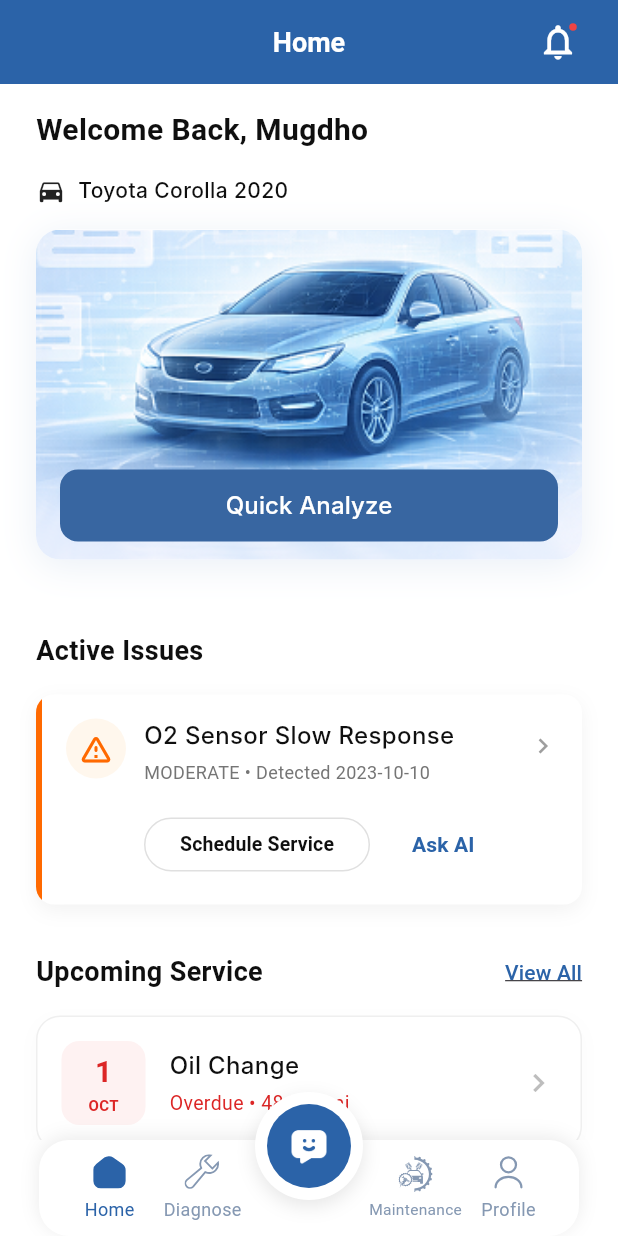
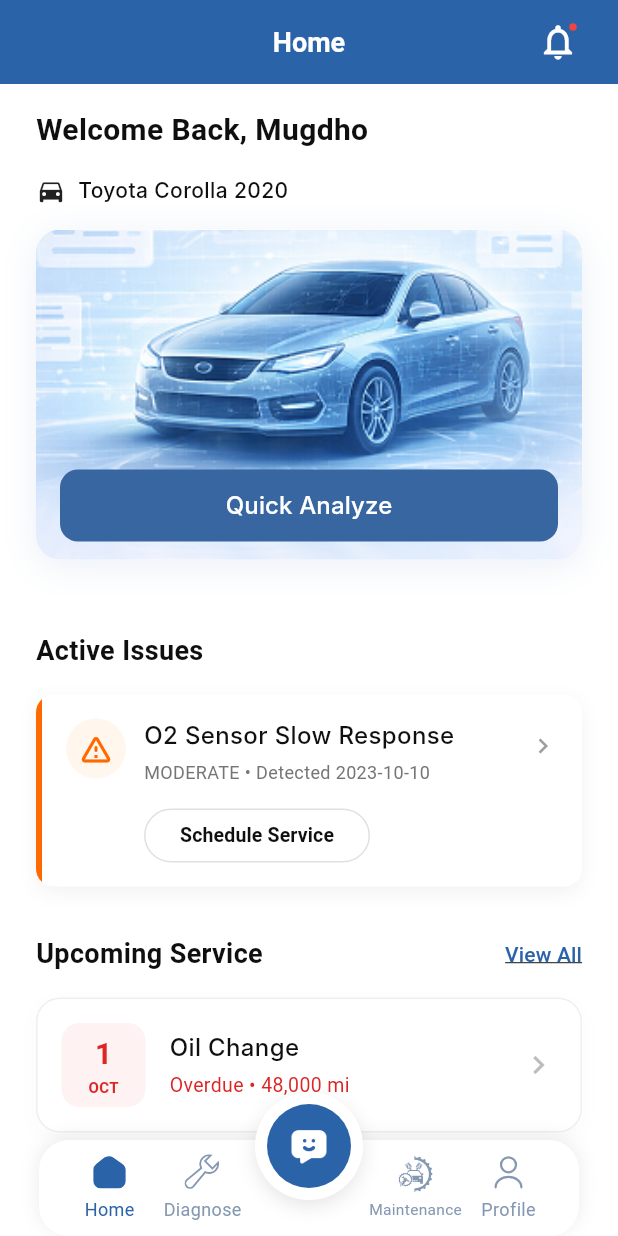
Before and after one commit to Shimulraj0/AI_CAR_MAINTAINANCE, a Flutter app: the HomeView screen opened by its route, on a phone screen of 412 x 824 dp. Run offline on Flutter 3.47's test engine with Material 3 defaults, Android fonts, the light colour scheme and no system bars; our stand-ins replace flutter_svg, get, image_picker; Roboto replaces fonts that are missing (Archivo, Inter); project files that could hold a hidden picture were left out.

Commit message:
chore: Adjust Xcode build settings to only build active architecture and remove the 'Ask AI' button from the home view.

```diff
--- a/lib/views/home/home_view.dart
+++ b/lib/views/home/home_view.dart
@@ -333,20 +333,6 @@ class HomeView extends GetView<HomeController> {
                                               ),
                                             ),
                                           ),
-                                          const SizedBox(width: 16),
-                                          TextButton(
-                                            onPressed: () {
-                                              Get.toNamed(Routes.aiChat);
-                                            },
-                                            child: const Text(
-                                              'Ask AI',
-                                              style: TextStyle(
-                                                color: Color(0xFF2B63A8),
-                                                fontWeight: FontWeight.w600,
-                                                fontSize: 14,
-                                              ),
-                                            ),
-                                          ),
                                         ],
                                       ),
                                     ],
```
Also changed, not shown: 1 other file.
